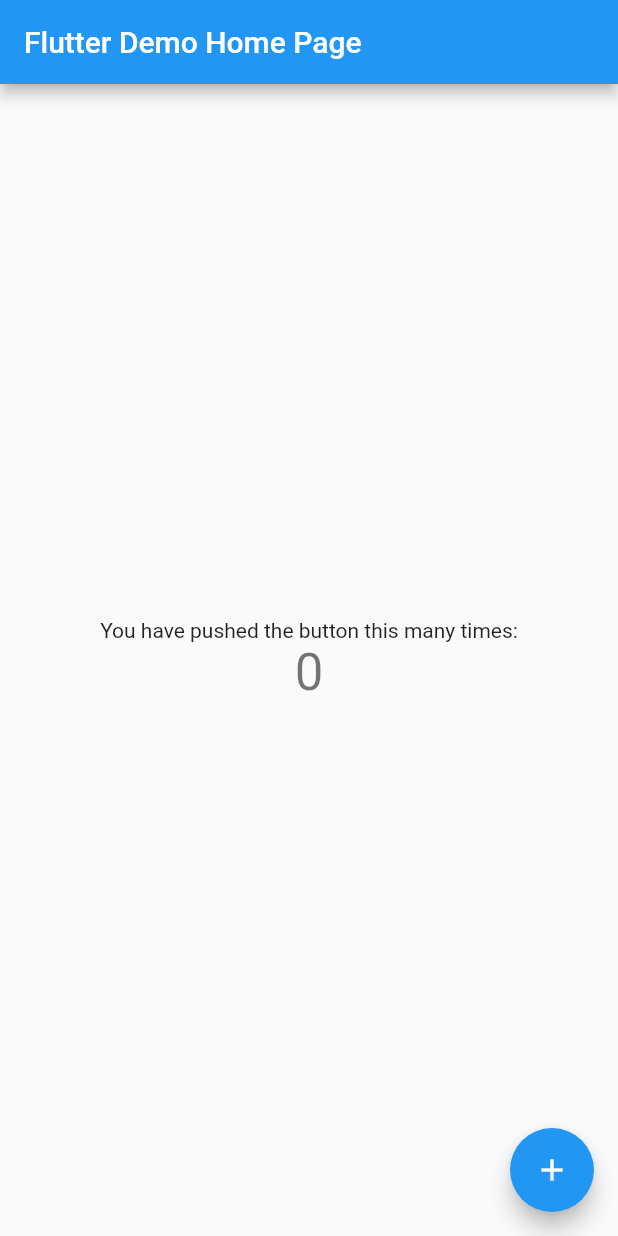
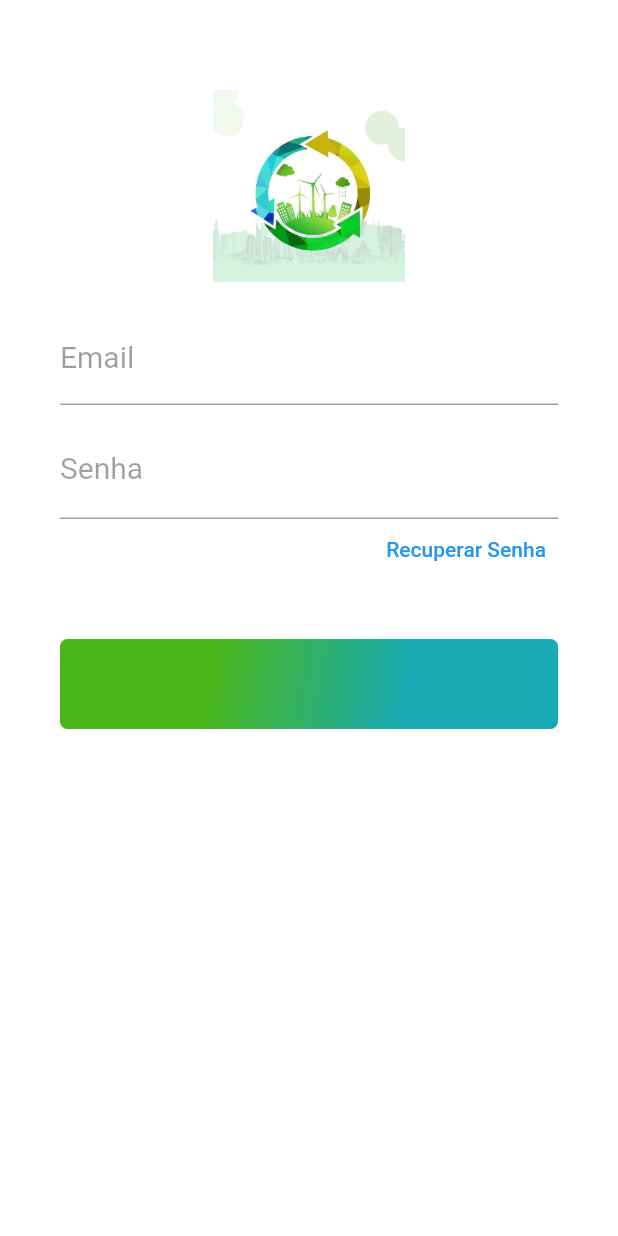
Before and after one commit to Dabvilela/FlutterFrontAPS8sem, a Flutter app: the screen it shows after launch, on a phone screen of 412 x 824 dp. Run offline on Flutter 3.47's test engine with Material 2 defaults, Android fonts, the phone set to English and light mode, and no system bars.

Commit message:
iniciando tela de login

```diff
--- /dev/null
+++ b/FrontEndAPS8SEM/Frontend8SEM/flutter_front_aps/lib/login.dart
@@ -0,0 +1,145 @@
+import 'package:flutter/material.dart';
+
+class Login extends StatelessWidget {
+  const Login({ Key? key }) : super(key: key);
+
+  @override
+  Widget build(BuildContext context) {
+
+    const coresGradient = [
+      Color.fromARGB(248, 68, 179, 17),
+      Color.fromARGB(248, 17, 168, 179),
+    ];
+
+    return Scaffold(
+
+      body: Container(
+
+        padding: const EdgeInsets.only(
+          top: 60,
+          left: 40,
+          right: 40,
+        ),
+
+        color: Colors.white,
+
+        child: ListView(
+
+          children: <Widget>[
+
+            imageLogo(),
+            const SizedBox(height: 20,),
+
+            textBoxEmail(),
+            const SizedBox(height: 10,),
+
+            textBoxSenha(),
+
+            buttonRecuperarSenha(),
+            const SizedBox(height: 40,),
+
+            enterButton(coresGradient),
+
+          ],
+        ),
+      ),
+
+    );
+  }
+
+  SizedBox imageLogo() {
+
+    return SizedBox(
+      width: 128,
+      height: 128,
+      child: Image.asset('images/logo.png',),
+    );
+
+  }
+
+  TextFormField textBoxEmail() {
+
+    return TextFormField(
+      keyboardType: TextInputType.emailAddress,
+      decoration: estiloTexto("Email")
+    );
+
+  }
+
+  TextFormField textBoxSenha() {
+
+    return TextFormField(
+
+      keyboardType: TextInputType.text,
+      obscureText: true,
+      decoration: estiloTexto("Senha"),
+      style: const TextStyle(fontSize: 20),
+
+    );
+
+  }
+
+  Container buttonRecuperarSenha() {
+
+    return Container(
+      height: 40,
+      alignment: Alignment.centerRight,
+
+      child:TextButton(
+
+        onPressed: () {
+          // Navigator.push(context,
+          //   MaterialPageRoute(
+          //     builder: (context) => ResetPasswordPage(),//TODO colocar recuperação de senha futuramente
+          //   ),
+          // );
+        },
+
+        child: const Text("Recuperar Senha", textAlign: TextAlign.right,),
+
+      ),
+    );
+
+  }
+
+  Container enterButton(List<Color> coresGradient ) {
+
+    return Container(
+
+      height: 60,
+      alignment: Alignment.centerLeft,
+
+      decoration: BoxDecoration(
+
+        gradient:  LinearGradient(
+          begin: Alignment.topLeft,
+          end: Alignment.bottomRight,
+          stops: const [0.3, 0.7],
+          colors: coresGradient
+        ),
+
+        borderRadius: const BorderRadius.all(Radius.circular(5)),
+
+      ),
+    );
+
+  }
+
+  InputDecoration estiloTexto(String texto) {
+
+    String lblText = texto;
+    InputDecoration estiloTexto = InputDecoration(
+      labelText: lblText,
+
+      labelStyle: const TextStyle(
+        color: Colors.black38,
+        fontWeight: FontWeight.w400,
+        fontSize: 20,
+      ),
+
+    );
+
+    return estiloTexto;
+  }
+
+}
--- a/FrontEndAPS8SEM/Frontend8SEM/flutter_front_aps/lib/main.dart
+++ b/FrontEndAPS8SEM/Frontend8SEM/flutter_front_aps/lib/main.dart
@@ -1,66 +1,24 @@
+import 'package:flutter_front_aps/login.dart';
 import 'package:flutter/material.dart';
 
 void main() {
-  runApp(const MyApp());
+  runApp(MyApp());
 }
 
 class MyApp extends StatelessWidget {
-  const MyApp({Key? key}) : super(key: key);
 
-  // This widget is the root of your application.
   @override
+
   Widget build(BuildContext context) {
+
     return MaterialApp(
-      title: 'Flutter Demo',
+      debugShowCheckedModeBanner: false,
+      title: 'Onde Descartar',
       theme: ThemeData(
         primarySwatch: Colors.blue,
       ),
-      home: const MyHomePage(title: 'Flutter Demo Home Page'),
+      home:const Login(),
     );
+
   }
 }
-
-class MyHomePage extends StatefulWidget {
-  const MyHomePage({Key? key, required this.title}) : super(key: key);
-  final String title;
-  @override
-  State<MyHomePage> createState() => _MyHomePageState();
-}
-
-class _MyHomePageState extends State<MyHomePage> {
-  int _counter = 0;
-
-  void _incrementCounter() {
-    setState(() {
-      _counter++;
-    });
-  }
-
-  @override
-  Widget build(BuildContext context) {
-    return Scaffold(
-      appBar: AppBar(
-        title: Text(widget.title),
-      ),
-      body: Center(
-        child: Column(
-          mainAxisAlignment: MainAxisAlignment.center,
-          children: <Widget>[
-            const Text(
-              'You have pushed the button this many times:',
-            ),
-            Text(
-              '$_counter',
-              style: Theme.of(context).textTheme.headline4,
-            ),
-          ],
-        ),
-      ),
-      floatingActionButton: FloatingActionButton(
-        onPressed: _incrementCounter,
-        tooltip: 'Increment',
-        child: const Icon(Icons.add),
-      ),
-    );
-  }
-}
--- a/FrontEndAPS8SEM/Frontend8SEM/flutter_front_aps/pubspec.yaml
+++ b/FrontEndAPS8SEM/Frontend8SEM/flutter_front_aps/pubspec.yaml
@@ -87,3 +87,7 @@
   #
   # For details regarding fonts from package dependencies,
   # see https://flutter.dev/custom-fonts/#from-packages
+
+  assets:
+    - images/logo.jpg
+    - images/logo.png
```
Also changed, not shown: FrontEndAPS8SEM/Frontend8SEM/flutter_front_aps/images/logo.jpg (added), FrontEndAPS8SEM/Frontend8SEM/flutter_front_aps/images/logo.png (added), 1 other file.
